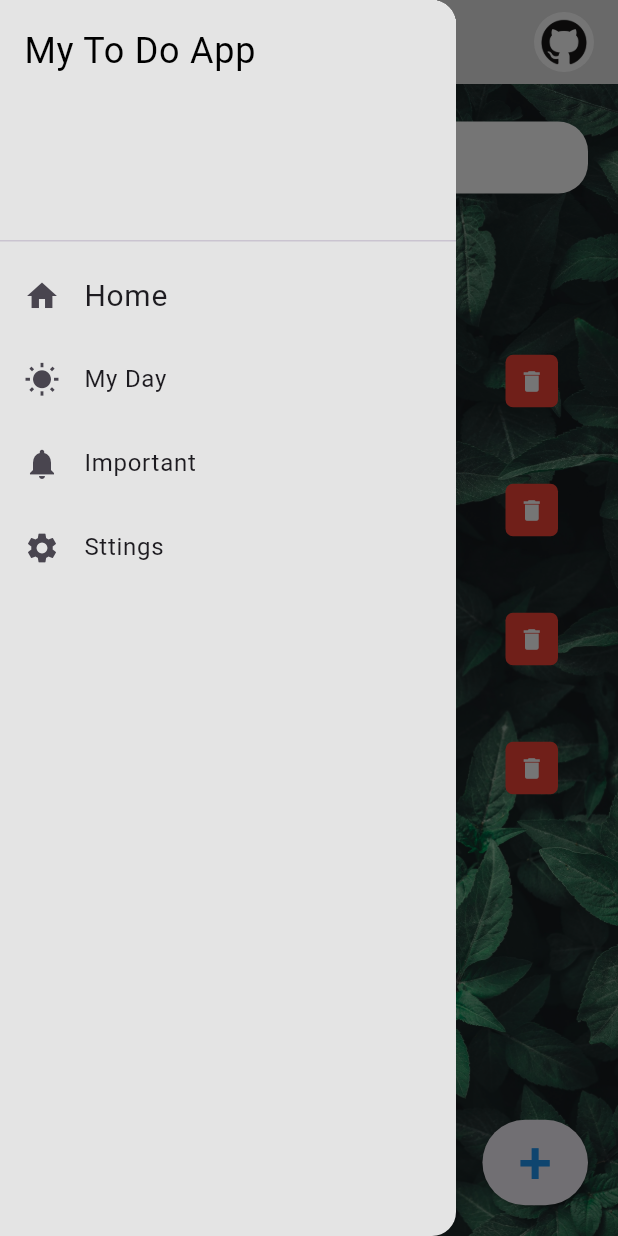
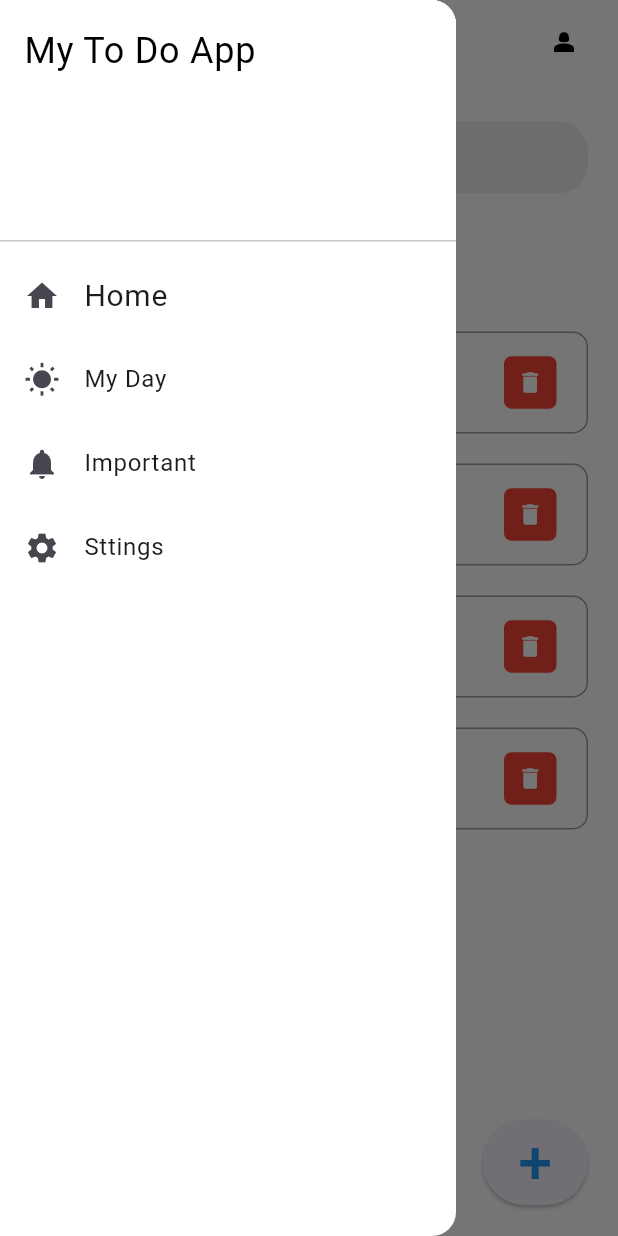
Before and after one commit to Darban-Ali/ToDo-App-Flutter, a Flutter app: the screen it shows after launch, with the side drawer open, on a phone screen of 412 x 824 dp. Run offline on Flutter 3.47's test engine with Material 3 defaults, Android fonts, the phone set to English and light mode, and no system bars.

```diff
--- a/lib/constants/menu.dart
+++ b/lib/constants/menu.dart
@@ -1,4 +1,3 @@
-import 'package:flutter/cupertino.dart';
 import 'package:flutter/material.dart';
 import 'package:to_do_app/screens/home.dart';
 import 'package:to_do_app/screens/myday.dart';
@@ -9,19 +8,18 @@ class SideDrawer extends StatelessWidget {
   @override
   Widget build(BuildContext context) {
     return Drawer(
-      backgroundColor: Color.fromARGB(255, 228, 228, 228),
+      backgroundColor: Colors.white,
       child: ListView(
         children: <Widget>[
           const DrawerHeader(
-              decoration: BoxDecoration(
-                  color: const Color.fromARGB(255, 228, 228, 228)),
+              decoration: BoxDecoration(color: Colors.white),
               child: Text(
                 "My To Do App",
                 style: TextStyle(
                     fontSize: 24, color: Color.fromARGB(255, 0, 0, 0)),
               )),
           ListTile(
-            title: Text(
+            title: const Text(
               "Home",
               style: TextStyle(fontWeight: FontWeight.w400, fontSize: 20),
             ),
@@ -34,7 +32,7 @@ class SideDrawer extends StatelessWidget {
             },
           ),
           ListTile(
-            title: Text(
+            title: const Text(
               "My Day",
               style: TextStyle(fontWeight: FontWeight.w400),
             ),
@@ -42,11 +40,11 @@ class SideDrawer extends StatelessWidget {
             onTap: () {
               Navigator.of(context).pop();
               Navigator.of(context)
-                  .push(MaterialPageRoute(builder: (context) => MyDay()));
+                  .push(MaterialPageRoute(builder: (context) => const MyDay()));
             },
           ),
           ListTile(
-            title: Text(
+            title: const Text(
               "Important",
               style: TextStyle(fontWeight: FontWeight.w400),
             ),
@@ -56,7 +54,7 @@ class SideDrawer extends StatelessWidget {
             },
           ),
           ListTile(
-            title: Text(
+            title: const Text(
               "Sttings",
               style: TextStyle(fontWeight: FontWeight.w400),
             ),
--- a/lib/constants/todo_items.dart
+++ b/lib/constants/todo_items.dart
@@ -15,7 +15,11 @@ class ToDoItem extends StatelessWidget {
   @override
   Widget build(BuildContext context) {
     return Container(
-        margin: EdgeInsets.only(bottom: 20),
+        margin: const EdgeInsets.only(bottom: 20),
+        decoration: BoxDecoration(
+            color: Colors.white,
+            borderRadius: BorderRadius.circular(10),
+            border: Border.all(color: Colors.grey)),
         child: ListTile(
             onTap: () {
               onToDoChanged(todo);
@@ -23,7 +27,8 @@ class ToDoItem extends StatelessWidget {
             shape: RoundedRectangleBorder(
               borderRadius: BorderRadius.circular(20),
             ),
-            contentPadding: EdgeInsets.symmetric(horizontal: 20, vertical: 5),
+            contentPadding:
+                const EdgeInsets.symmetric(horizontal: 20, vertical: 5),
             tileColor: Colors.white,
             leading: Icon(
               todo.isDone ? Icons.check_box : Icons.check_box_outline_blank,
@@ -38,8 +43,8 @@ class ToDoItem extends StatelessWidget {
               ),
             ),
             trailing: Container(
-                padding: EdgeInsets.all(0),
-                margin: EdgeInsets.symmetric(vertical: 5),
+                padding: const EdgeInsets.all(0),
+                margin: const EdgeInsets.symmetric(vertical: 5),
                 height: 35,
                 width: 35,
                 decoration: BoxDecoration(
@@ -49,7 +54,7 @@ class ToDoItem extends StatelessWidget {
                 child: IconButton(
                   color: Colors.white,
                   iconSize: 18,
-                  icon: Icon(Icons.delete),
+                  icon: const Icon(Icons.delete),
                   onPressed: () {
                     onDeleteItem(todo.id);
                   },
--- a/lib/main.dart
+++ b/lib/main.dart
@@ -1,5 +1,4 @@
 import 'package:flutter/material.dart';
-import 'package:flutter/services.dart';
 import 'package:to_do_app/screens/home.dart';
 
 void main() {
@@ -11,8 +10,6 @@ class MyApp extends StatelessWidget {
 
   @override
   Widget build(BuildContext context) {
-    SystemChrome.setSystemUIOverlayStyle(
-        SystemUiOverlayStyle(statusBarColor: Colors.transparent));
     return MaterialApp(
       debugShowCheckedModeBanner: false,
       title: 'To Do App',
--- a/lib/screens/home.dart
+++ b/lib/screens/home.dart
@@ -1,8 +1,4 @@
-import 'dart:html';
-
-import 'package:flutter/cupertino.dart';
 import 'package:flutter/material.dart';
-import 'package:flutter/widgets.dart';
 import 'package:to_do_app/constants/menu.dart';
 import '../models/todo.dart';
 import '../constants/todo_items.dart';
@@ -18,6 +14,7 @@ class _HomeScreenState extends State<HomeScreen> {
   final todoList = ToDo.todoList();
   final todoController = TextEditingController();
   List<ToDo> foundToDo = [];
+  final GlobalKey<FormState> formkey = GlobalKey<FormState>();
 
   @override
   void initState() {
@@ -28,18 +25,16 @@ class _HomeScreenState extends State<HomeScreen> {
   @override
   Widget build(BuildContext context) {
     return Scaffold(
-      backgroundColor: Color.fromARGB(255, 228, 228, 228),
+      backgroundColor: const Color.fromARGB(255, 228, 228, 228),
       appBar: _buildAppBar(),
-      drawer: SideDrawer(),
+      drawer: const SideDrawer(),
       body: Stack(
         children: [
           Positioned.fill(
-              child: Image.asset(
-            'assets/images/nahil-naseer-xljtGZ2-P3Y-unsplash.jpg',
-            fit: BoxFit.cover,
-          )),
+            child: Container(color: Colors.white),
+          ),
           Container(
-            padding: EdgeInsets.symmetric(horizontal: 20, vertical: 15),
+            padding: const EdgeInsets.symmetric(horizontal: 20, vertical: 15),
             child: Column(
               children: [
                 SearchBox(),
@@ -47,8 +42,8 @@ class _HomeScreenState extends State<HomeScreen> {
                   child: ListView(
                     children: [
                       Container(
-                        margin: EdgeInsets.only(top: 35, bottom: 20),
-                        child: Text(
+                        margin: const EdgeInsets.only(top: 35, bottom: 20),
+                        child: const Text(
                           'All To Dos',
                           style: TextStyle(
                             color: Colors.white,
@@ -74,10 +69,12 @@ class _HomeScreenState extends State<HomeScreen> {
             child: Row(children: [
               Expanded(
                 child: Container(
-                  margin: EdgeInsets.only(bottom: 20, right: 20, left: 20),
-                  padding: EdgeInsets.symmetric(horizontal: 20, vertical: 5),
+                  margin:
+                      const EdgeInsets.only(bottom: 20, right: 20, left: 20),
+                  padding:
+                      const EdgeInsets.symmetric(horizontal: 20, vertical: 5),
                   decoration: BoxDecoration(
-                    color: Color.fromARGB(109, 54, 92, 55),
+                    color: Colors.grey.shade200,
                     boxShadow: const [
                       BoxShadow(
                         color: Color.fromARGB(255, 48, 43, 43),
@@ -87,24 +84,35 @@ class _HomeScreenState extends State<HomeScreen> {
                     ],
                     borderRadius: BorderRadius.circular(10),
                   ),
-                  child: TextField(
+                  child: Form(
+                    key: formkey,
+                    child: TextFormField(
                       controller: todoController,
-                    decoration: InputDecoration(
+                      validator: (value) {
+                        if (value == null || value.isEmpty) {
+                          return 'Please enter name';
+                        }
+                        return null;
+                      },
+                      decoration: const InputDecoration(
                           hintText:
                               'Try typing "Pay utilities bill by Friday 6PM"',
                           border: InputBorder.none,
                           hintStyle: TextStyle(
-                            color: const Color.fromARGB(255, 196, 194, 194))),
+                              color: Color.fromARGB(255, 196, 194, 194))),
+                    ),
                   ),
                 ),
               ),
               Container(
-                margin: EdgeInsets.only(bottom: 20, right: 20),
+                margin: const EdgeInsets.only(bottom: 20, right: 20),
                 child: ElevatedButton(
-                  onPressed: () {
+                  onPressed: () async {
+                    if (formkey.currentState!.validate()) {
                       addToDoItem(todoController.text);
+                    }
                   },
-                  child: Text(
+                  child: const Text(
                     '+',
                     style: TextStyle(
                       fontSize: 40,
@@ -159,15 +167,15 @@ class _HomeScreenState extends State<HomeScreen> {
 
   Widget SearchBox() {
     return Container(
-      padding: EdgeInsets.symmetric(horizontal: 15),
-      margin: EdgeInsets.only(top: 10),
+      padding: const EdgeInsets.symmetric(horizontal: 15),
+      margin: const EdgeInsets.only(top: 10),
       decoration: BoxDecoration(
-        color: Colors.white,
+        color: Colors.grey.shade200,
         borderRadius: BorderRadius.circular(20),
       ),
       child: TextField(
         onChanged: (value) => runFilter(value),
-        decoration: InputDecoration(
+        decoration: const InputDecoration(
           contentPadding: EdgeInsets.all(0),
           prefixIcon: Icon(
             Icons.search,
@@ -186,15 +194,14 @@ class _HomeScreenState extends State<HomeScreen> {
   AppBar _buildAppBar() {
     return AppBar(
         elevation: 0,
-        backgroundColor: Color.fromARGB(255, 228, 228, 228),
+        backgroundColor: Colors.white,
         title: Row(mainAxisAlignment: MainAxisAlignment.end, children: <Widget>[
           Container(
               height: 40,
               width: 40,
               child: ClipRRect(
                 borderRadius: BorderRadius.circular(20),
-                child:
-                    Image.asset("assets/images/GitHub-Mark-ea2971cee799.png"),
+                child: Icon(Icons.person_2, color: Colors.black, size: 20),
               ))
         ]));
   }
--- a/pubspec.yaml
+++ b/pubspec.yaml
@@ -35,6 +35,9 @@ dependencies:
   # The following adds the Cupertino Icons font to your application.
   # Use with the CupertinoIcons class for iOS style icons.
   cupertino_icons: ^1.0.6
+  firebase_core: ^2.31.0
+  firebase_auth: ^4.19.5
+  cloud_firestore: ^4.17.3
 
 dev_dependencies:
   flutter_test:
```
Also changed, not shown: pubspec.lock, 5 other files. Lines whose indentation alone changed are shown as unchanged.
